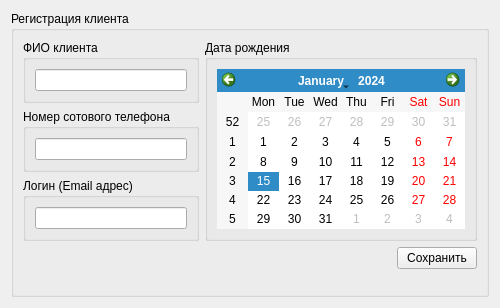
Old version of the form Client/ClientManager/clientRegistrationWidget/cclientregistrationwidget.ui in the repository Demonist/TCS.
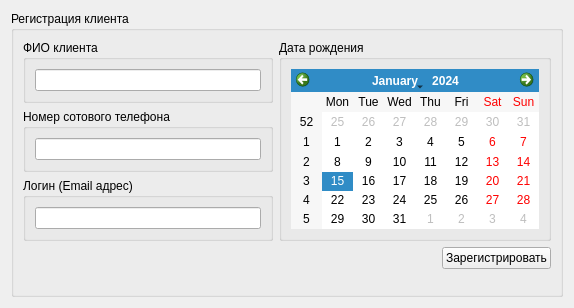
New version of the form.

Patch:
```diff
--- a/Client/ClientManager/clientRegistrationWidget/cclientregistrationwidget.ui
+++ b/Client/ClientManager/clientRegistrationWidget/cclientregistrationwidget.ui
@@ -6,7 +6,7 @@
    <rect>
     <x>0</x>
     <y>0</y>
-    <width>489</width>
+    <width>574</width>
     <height>308</height>
    </rect>
   </property>
@@ -107,7 +107,7 @@
         <item>
          <widget class="QPushButton" name="pbnSave">
           <property name="text">
-           <string>Сохранить</string>
+           <string>Зарегистрировать</string>
           </property>
          </widget>
         </item>
```
